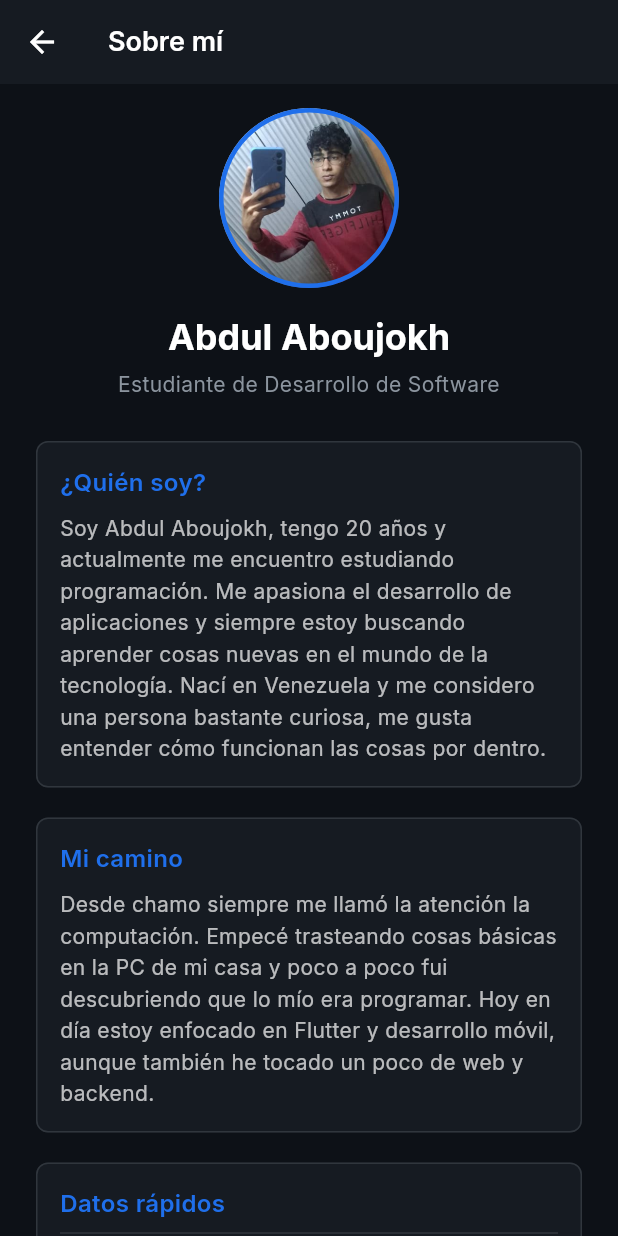
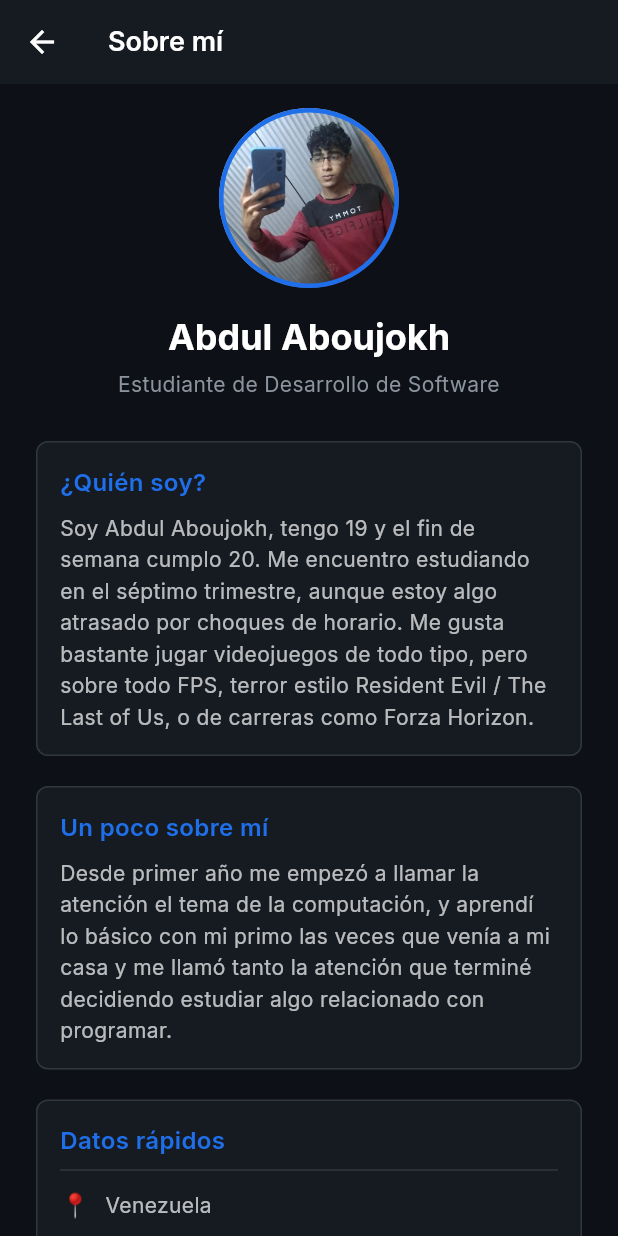
Before and after one commit to Abduljokh2211/mi-portafolio, a Flutter app: the AboutScreen screen opened by its route, on a phone screen of 412 x 824 dp. Run offline on Flutter 3.47's test engine with Material 3 defaults, Android fonts, the phone set to English and light mode, and no system bars; our stand-ins replace font_awesome_flutter, google_fonts.

Commit message:
update: actualizacion de contenido en seccion sobre mi y datos rapidos

```diff
--- a/lib/screens/about_screen.dart
+++ b/lib/screens/about_screen.dart
@@ -58,22 +58,20 @@ class AboutScreen extends StatelessWidget {
           _buildInfoCard(
             context,
             '¿Quién soy?',
-            'Soy Abdul Aboujokh, tengo 20 años y actualmente me encuentro '
-            'estudiando programación. Me apasiona el desarrollo de aplicaciones '
-            'y siempre estoy buscando aprender cosas nuevas en el mundo de la tecnología. '
-            'Nací en Venezuela y me considero una persona bastante curiosa, me gusta '
-            'entender cómo funcionan las cosas por dentro.',
+            'Soy Abdul Aboujokh, tengo 19 y el fin de semana cumplo 20. '
+            'Me encuentro estudiando en el séptimo trimestre, aunque estoy algo atrasado por choques de horario. '
+            'Me gusta bastante jugar videojuegos de todo tipo, pero sobre todo FPS, terror estilo Resident Evil / The Last of Us, '
+            'o de carreras como Forza Horizon.',
           ),
 
           const SizedBox(height: 12),
 
           _buildInfoCard(
             context,
-            'Mi camino',
-            'Desde chamo siempre me llamó la atención la computación. Empecé trasteando '
-            'cosas básicas en la PC de mi casa y poco a poco fui descubriendo que lo mío '
-            'era programar. Hoy en día estoy enfocado en Flutter y desarrollo móvil, '
-            'aunque también he tocado un poco de web y backend.',
+            'Un poco sobre mí',
+            'Desde primer año me empezó a llamar la atención el tema de la computación, '
+            'y aprendí lo básico con mi primo las veces que venía a mi casa y me llamó '
+            'tanto la atención que terminé decidiendo estudiar algo relacionado con programar.',
           ),
 
           const SizedBox(height: 12),
@@ -92,9 +90,9 @@ class AboutScreen extends StatelessWidget {
                   )),
                   const Divider(color: AppThemes.borderColor),
                   _datoRapido('📍', 'Venezuela'),
-                  _datoRapido('🎂', '20 años'),
-                  _datoRapido('💻', 'Desarrollo móvil'),
-                  _datoRapido('🗣️', 'Español / Inglés'),
+                  _datoRapido('🎂', '19 años'),
+                  _datoRapido('💻', 'Desarrollo de aplicaciones / páginas web en otros lenguajes'),
+                  _datoRapido('🗣️', 'Español / Inglés / Árabe'),
                 ],
               ),
             ),
```
